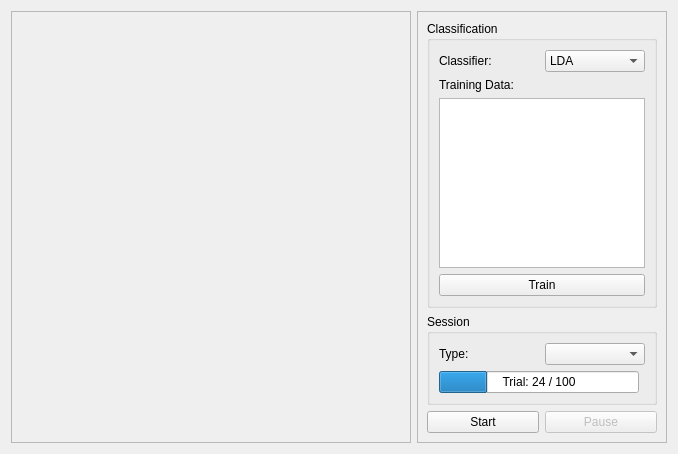
Before: the Qt Designer form pygesture/ui/test_widget_template.ui in ixjlyons/pygesture, drawn with Qt 5.
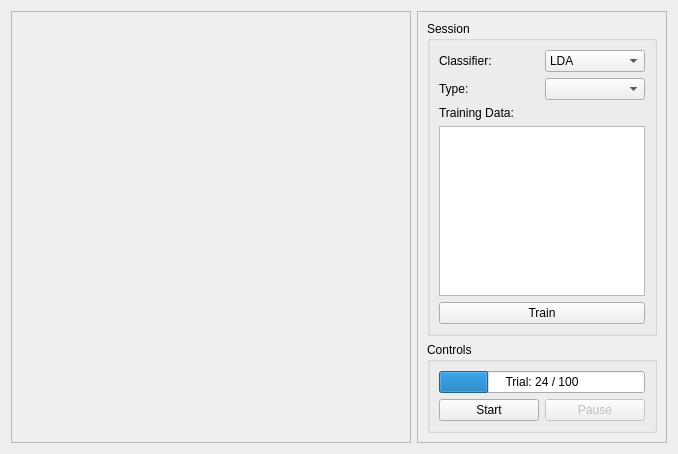
After: the same form once the commit is applied. Icons and pictures are not drawn. Custom widgets are drawn as their Qt base class.

Commit message: Implemented filtering the training data set in test UI.

What changed in the file:
```diff
--- a/pygesture/ui/test_widget_template.ui
+++ b/pygesture/ui/test_widget_template.ui
@@ -65,7 +65,7 @@
          </sizepolicy>
         </property>
         <property name="title">
-         <string>Classification</string>
+         <string>Session</string>
         </property>
         <layout class="QGridLayout" name="gridLayout_3">
          <item row="0" column="0">
@@ -95,6 +95,20 @@
              </item>
             </layout>
            </item>
+           <item>
+            <layout class="QHBoxLayout" name="horizontalLayout_2">
+             <item>
+              <widget class="QLabel" name="sessionTypeLabel">
+               <property name="text">
+                <string>Type:</string>
+               </property>
+              </widget>
+             </item>
+             <item>
+              <widget class="QComboBox" name="sessionTypeComboBox"/>
+             </item>
+            </layout>
+           </item>
            <item>
             <widget class="QLabel" name="trainingLabel">
              <property name="text">
@@ -151,23 +165,9 @@
       <item row="1" column="0">
        <widget class="QGroupBox" name="sessionBox">
         <property name="title">
-         <string>Session</string>
+         <string>Controls</string>
         </property>
         <layout class="QGridLayout" name="gridLayout_4">
-         <item row="0" column="0" rowspan="2" colspan="2">
-          <layout class="QHBoxLayout" name="horizontalLayout_2">
-           <item>
-            <widget class="QLabel" name="sessionTypeLabel">
-             <property name="text">
-              <string>Type:</string>
-             </property>
-            </widget>
-           </item>
-           <item>
-            <widget class="QComboBox" name="sessionTypeComboBox"/>
-           </item>
-          </layout>
-         </item>
          <item row="2" column="0">
           <widget class="QProgressBar" name="sessionProgressBar">
            <property name="value">
@@ -178,10 +178,7 @@
            </property>
           </widget>
          </item>
-        </layout>
-       </widget>
-      </item>
-      <item row="2" column="0">
+         <item row="3" column="0">
        <layout class="QHBoxLayout" name="horizontalLayout_4">
         <item>
          <widget class="QPushButton" name="startButton">
@@ -211,6 +208,9 @@
          </widget>
         </item>
        </layout>
+         </item>
+        </layout>
+       </widget>
       </item>
      </layout>
     </widget>
```
Left out of the diff: 6 changed lines with no effect on the pictures. Lines whose indentation alone changed are shown as unchanged. The commit also changes 2 other files.
